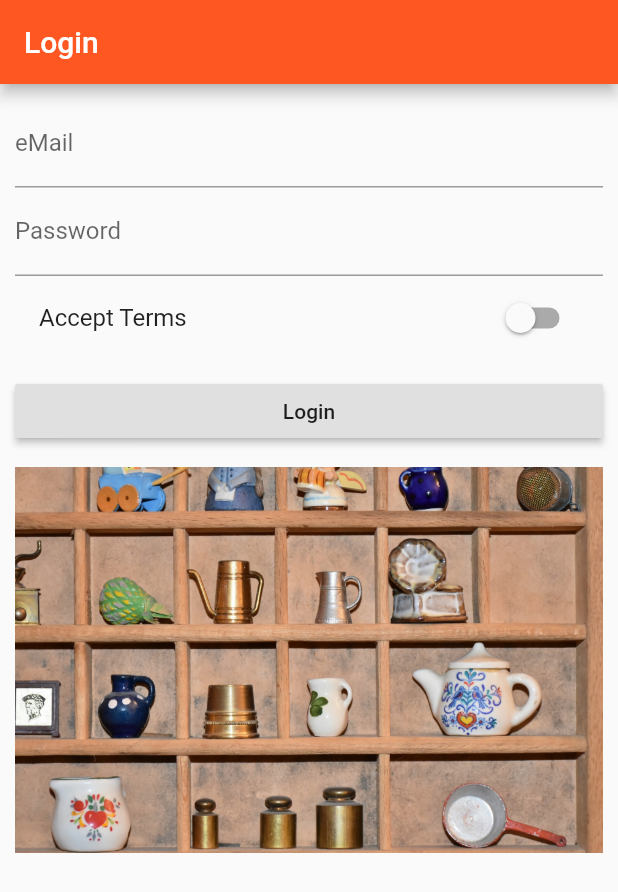
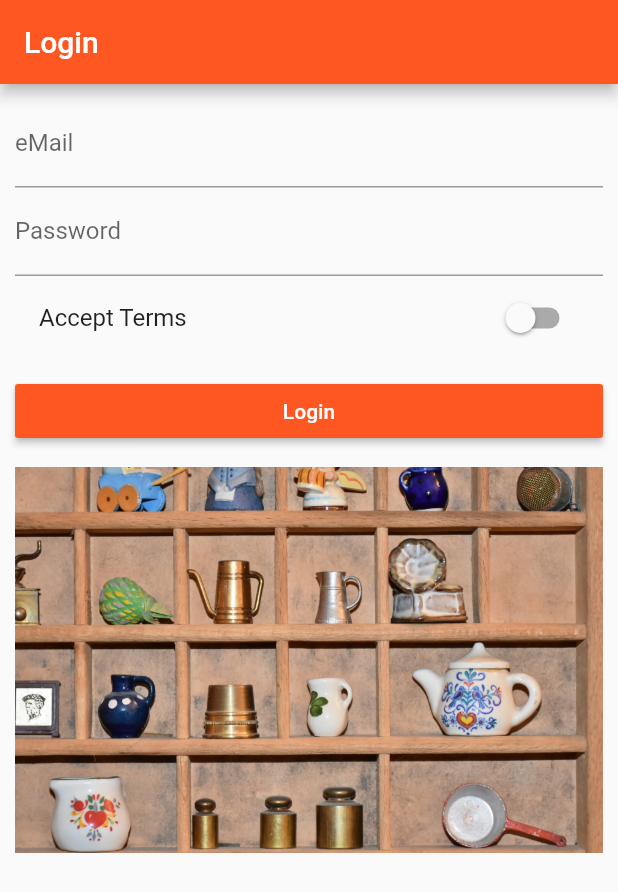
Before and after one commit to zhaoshengjun/easy_list, a Flutter app: the screen it shows after launch, on a phone screen of 412 x 824 dp. Shown: the top 892 px of the screen. Run offline on Flutter 3.47's test engine with Material 2 defaults, Android fonts, the phone set to English and light mode, and no system bars; Roboto replaces fonts that are missing (Google Sans).

Commit message:
change color for login button

```diff
--- a/lib/pages/auth.dart
+++ b/lib/pages/auth.dart
@@ -54,6 +54,8 @@ class _AuthPageState extends State<AuthPage> {
               ),
               RaisedButton(
                 child: Text('Login'),
+                color: Theme.of(context).primaryColor,
+                textColor: Colors.white,
                 onPressed: () {
                   print(_email);
                   print(_password);
```
